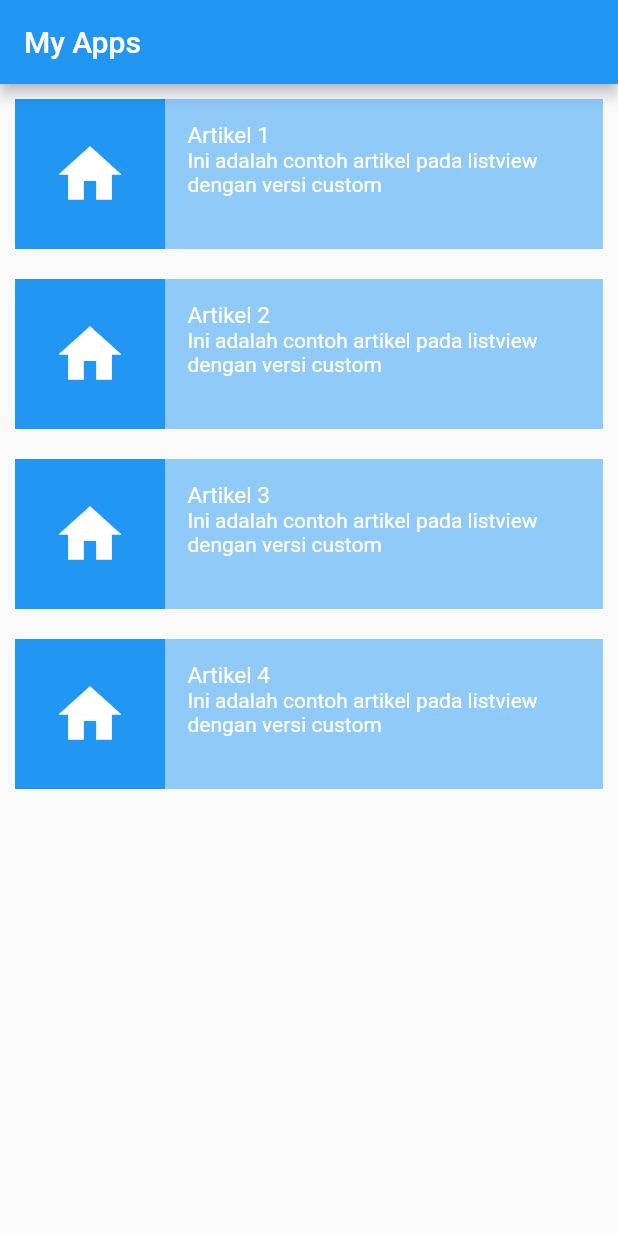
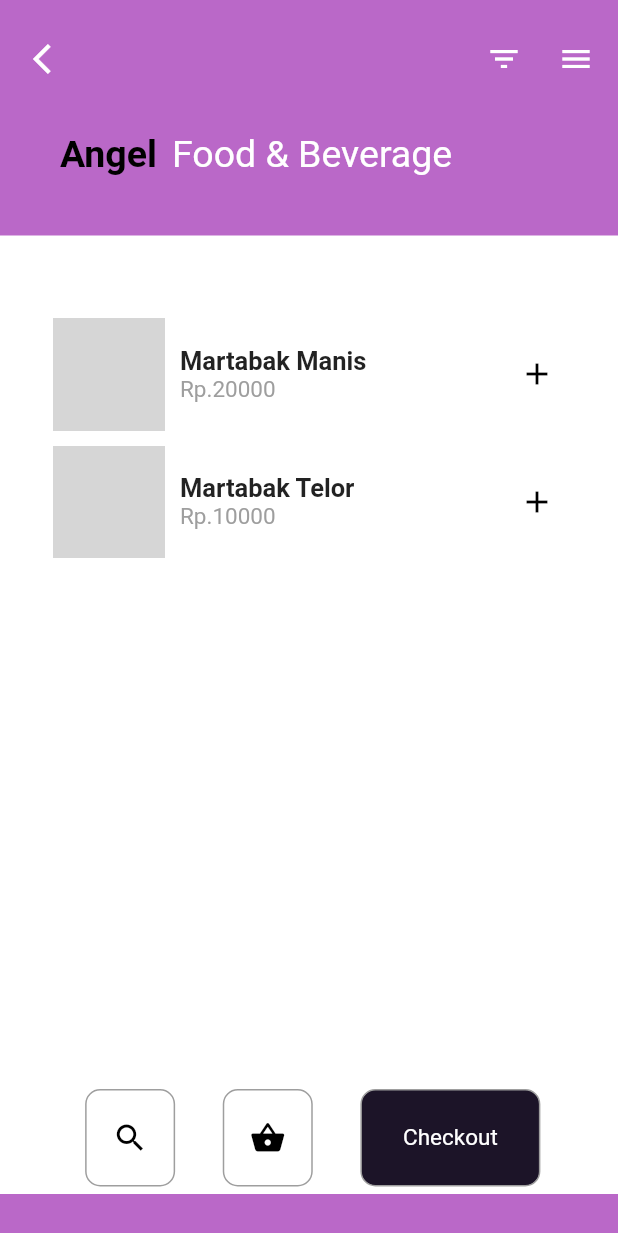
Before and after one commit to AngelRamdhan/listview, a Flutter app: the screen it shows after launch, on a phone screen of 412 x 824 dp. Shown: the top 1233 px of the screen. Run offline on Flutter 3.47's test engine with Material 2 defaults, Android fonts, the phone set to English and light mode, and no system bars; Roboto replaces fonts that are missing (Poppins); grey boxes are pictures that could not be loaded.

Commit message:
Update main.dart

```diff
--- a/lib/main.dart
+++ b/lib/main.dart
@@ -1,161 +1,150 @@
 import 'package:flutter/material.dart';
+import 'package:flutter/painting.dart';
 
-void main() {
-  runApp(new MaterialApp(
-    title: "My Apps",
-    home: new Myapp(),
-  ));
+void main() => runApp(MyApp());
+
+class MyApp extends StatelessWidget {
+  // This widget is the root of your application.
+  @override
+  Widget build(BuildContext context) {
+    return MaterialApp(
+      home: MyHomePage(),
+      debugShowCheckedModeBanner: false,
+    );
+  }
 }
 
-class Myapp extends StatelessWidget {
+class MyHomePage extends StatefulWidget {
+  @override
+  _MyHomePageState createState() => _MyHomePageState();
+}
+
+class _MyHomePageState extends State<MyHomePage> {
   @override
   Widget build(BuildContext context) {
     return Scaffold(
-      appBar: AppBar(
-        title: new Text("My Apps"),
-      ),
-      body: new Container(
-        child: ListView(
-          children: [
-            Container(
-              padding: EdgeInsets.all(10),
-              child: Row(
-                children: [
-                  Container(
+      backgroundColor: Colors.purple.shade300,
+      body: ListView(
+        children: <Widget>[
+          Padding(
+            padding: EdgeInsets.only(top: 15.0, left: 10.0),
+            child: Row(
+              mainAxisAlignment: MainAxisAlignment.spaceBetween,
+              children: <Widget>[
+                IconButton(
+                  icon: Icon(Icons.arrow_back_ios),
+                  color: Colors.white,
+                  onPressed: () {},
+                ),
+                Container(
                     width: 100.0,
-                    height: 100.0,
-                    color: Colors.blue,
-                    child: new Icon(
-                      Icons.home,
-                      color: Colors.white,
-                      size: 50.0,
-                    ),
-                  ),
-                  Expanded(
+                    child: Row(
+                      children: <Widget>[
+                        IconButton(
+                          icon: Icon(Icons.filter_list),
+                          color: Colors.white,
+                          onPressed: () {},
+                        ),
+                        IconButton(
+                          icon: Icon(Icons.menu),
+                          color: Colors.white,
+                          onPressed: () {},
+                        )
+                      ],
+                    ))
+              ],
+            ),
+          ),
+          SizedBox(height: 25.0),
+          Padding(
+            padding: EdgeInsets.only(left: 40.0),
+            child: Row(
+              children: <Widget>[
+                Text('Angel', style: TextStyle(fontFamily: 'Poppins', color: Colors.black, fontWeight: FontWeight.bold, fontSize: 25.0)),
+                SizedBox(width: 10.0),
+                Text('Food & Beverage', style: TextStyle(fontFamily: 'Poppins', color: Colors.white, fontSize: 25.0))
+              ],
+            ),
+          ),
+          SizedBox(height: 40.0),
+          Container(
+            height: MediaQuery.of(context).size.height - 185.0,
+            decoration: BoxDecoration(
+              color: Colors.white,
+              borderRadius: BorderRadius.only(topLeft: Radius.circular(0.0)),
+            ),
+            child: ListView(
+              primary: false,
+              padding: EdgeInsets.only(left: 25.0, right: 20.0),
+              children: <Widget>[
+                Padding(
+                    padding: EdgeInsets.only(top: 45.0),
                     child: Container(
-                      padding: EdgeInsets.all(15.0),
-                      height: 100.0,
-                      color: Colors.blue[200],
-                      child: Column(
-                        crossAxisAlignment: CrossAxisAlignment.start,
-                        children: [
-                          Text("Artikel 1", style: TextStyle(color: Colors.white, fontSize: 15.0)),
-                          Text(
-                            "Ini adalah contoh artikel pada listview dengan versi custom",
-                            style: TextStyle(color: Colors.white),
-                          )
-                        ],
+                        height: MediaQuery.of(context).size.height - 300.0,
+                        child: ListView(children: [
+                          _buildFoodItem('assets/martabakmanis1.jpg', 'Martabak Manis', '\Rp.20000'),
+                          _buildFoodItem('assets/martabak.jpg', 'Martabak Telor', '\Rp.10000'),
+                        ]))),
+                Row(
+                  mainAxisAlignment: MainAxisAlignment.spaceEvenly,
+                  children: <Widget>[
+                    Container(
+                      height: 65.0,
+                      width: 60.0,
+                      decoration: BoxDecoration(
+                        border: Border.all(color: Colors.grey, style: BorderStyle.solid, width: 1.0),
+                        borderRadius: BorderRadius.circular(10.0),
+                      ),
+                      child: Center(
+                        child: Icon(Icons.search, color: Colors.black),
                       ),
                     ),
-                  )
-                ],
-              ),
-            ),
-            Container(
-              padding: EdgeInsets.all(10),
-              child: Row(
-                children: [
-                  Container(
-                    width: 100.0,
-                    height: 100.0,
-                    color: Colors.blue,
-                    child: new Icon(
-                      Icons.home,
-                      color: Colors.white,
-                      size: 50.0,
-                    ),
-                  ),
-                  Expanded(
-                    child: Container(
-                      padding: EdgeInsets.all(15.0),
-                      height: 100.0,
-                      color: Colors.blue[200],
-                      child: Column(
-                        crossAxisAlignment: CrossAxisAlignment.start,
-                        children: [
-                          Text("Artikel 2", style: TextStyle(color: Colors.white, fontSize: 15.0)),
-                          Text(
-                            "Ini adalah contoh artikel pada listview dengan versi custom",
-                            style: TextStyle(color: Colors.white),
-                          )
-                        ],
+                    Container(
+                      height: 65.0,
+                      width: 60.0,
+                      decoration: BoxDecoration(
+                        border: Border.all(color: Colors.grey, style: BorderStyle.solid, width: 1.0),
+                        borderRadius: BorderRadius.circular(10.0),
+                      ),
+                      child: Center(
+                        child: Icon(Icons.shopping_basket, color: Colors.black),
                       ),
                     ),
-                  )
-                ],
-              ),
+                    Container(
+                      height: 65.0,
+                      width: 120.0,
+                      decoration: BoxDecoration(border: Border.all(color: Colors.grey, style: BorderStyle.solid, width: 1.0), borderRadius: BorderRadius.circular(10.0), color: Color(0xFF1C1428)),
+                      child: Center(child: Text('Checkout', style: TextStyle(fontFamily: 'Poppins', color: Colors.white, fontSize: 15.0))),
+                    )
+                  ],
+                )
+              ],
             ),
-            Container(
-              padding: EdgeInsets.all(10),
-              child: Row(
-                children: [
-                  Container(
-                    width: 100.0,
-                    height: 100.0,
-                    color: Colors.blue,
-                    child: new Icon(
-                      Icons.home,
-                      color: Colors.white,
-                      size: 50.0,
-                    ),
-                  ),
-                  Expanded(
-                    child: Container(
-                      padding: EdgeInsets.all(15.0),
-                      height: 100.0,
-                      color: Colors.blue[200],
-                      child: Column(
-                        crossAxisAlignment: CrossAxisAlignment.start,
-                        children: [
-                          Text("Artikel 3", style: TextStyle(color: Colors.white, fontSize: 15.0)),
-                          Text(
-                            "Ini adalah contoh artikel pada listview dengan versi custom",
-                            style: TextStyle(color: Colors.white),
-                          )
-                        ],
-                      ),
-                    ),
-                  )
-                ],
-              ),
-            ),
-            Container(
-              padding: EdgeInsets.all(10),
-              child: Row(
-                children: [
-                  Container(
-                    width: 100.0,
-                    height: 100.0,
-                    color: Colors.blue,
-                    child: new Icon(
-                      Icons.home,
-                      color: Colors.white,
-                      size: 50.0,
-                    ),
-                  ),
-                  Expanded(
-                    child: Container(
-                      padding: EdgeInsets.all(15.0),
-                      height: 100.0,
-                      color: Colors.blue[200],
-                      child: Column(
-                        crossAxisAlignment: CrossAxisAlignment.start,
-                        children: [
-                          Text("Artikel 4", style: TextStyle(color: Colors.white, fontSize: 15.0)),
-                          Text(
-                            "Ini adalah contoh artikel pada listview dengan versi custom",
-                            style: TextStyle(color: Colors.white),
-                          )
-                        ],
-                      ),
-                    ),
-                  )
-                ],
-              ),
-            ),
-          ],
-        ),
+          )
+        ],
       ),
     );
   }
+
+  Widget _buildFoodItem(String imgPath, String foodName, String price) {
+    return Padding(
+        padding: EdgeInsets.only(left: 10.0, right: 10.0, top: 10.0),
+        child: InkWell(
+            onTap: () {},
+            child: Row(
+              mainAxisAlignment: MainAxisAlignment.spaceBetween,
+              children: <Widget>[
+                Container(
+                    child: Row(children: [
+                  Hero(tag: imgPath, child: Image(image: AssetImage(imgPath), fit: BoxFit.cover, height: 75.0, width: 75.0)),
+                  SizedBox(width: 10.0),
+                  Column(crossAxisAlignment: CrossAxisAlignment.start, children: [
+                    Text(foodName, style: TextStyle(fontFamily: 'Poppins', fontSize: 17.0, fontWeight: FontWeight.bold)),
+                    Text(price, style: TextStyle(fontFamily: 'Poppins', fontSize: 15.0, color: Colors.grey))
+                  ])
+                ])),
+                IconButton(icon: Icon(Icons.add), color: Colors.black, onPressed: () {})
+              ],
+            )));
+  }
 }
```
